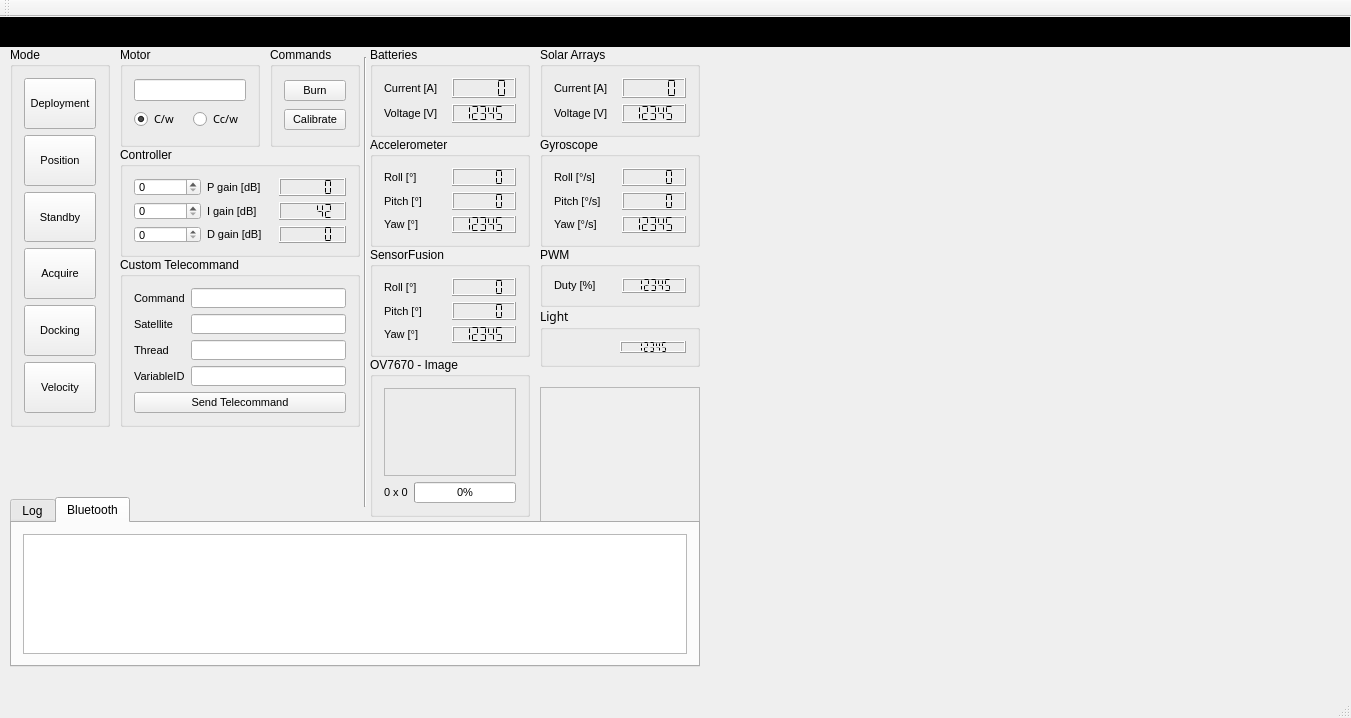
The window that groundstation.ui (Angele-/FloatSat_GroundStation) describes before a commit, drawn with Qt 5.
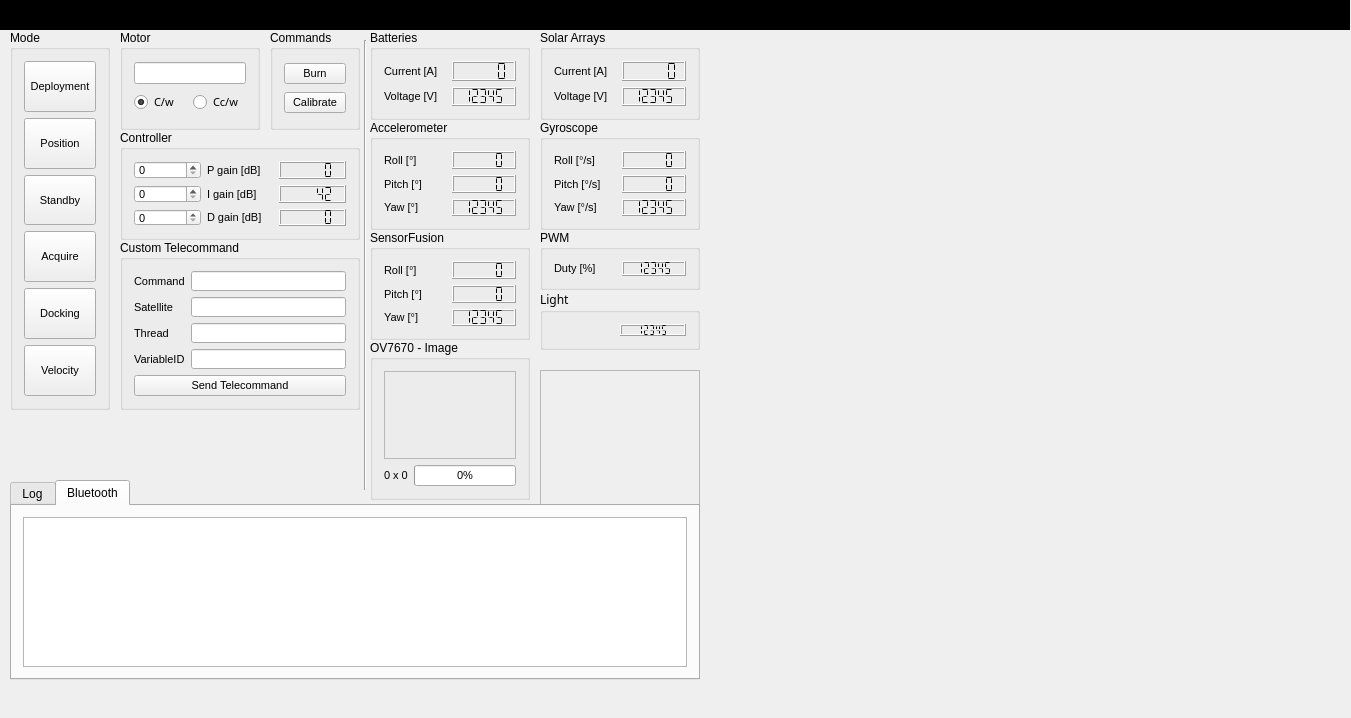
The same window after the commit. Custom widgets are drawn as their Qt base class.

Patch:
```diff
--- a/groundstation.ui
+++ b/groundstation.ui
@@ -574,7 +574,7 @@
       <x>10</x>
       <y>480</y>
       <width>690</width>
-      <height>170</height>
+      <height>200</height>
      </rect>
     </property>
     <property name="font">
@@ -1410,7 +1410,7 @@
       <x>710</x>
       <y>40</y>
       <width>630</width>
-      <height>610</height>
+      <height>640</height>
      </rect>
     </property>
     <layout class="QVBoxLayout" name="graphLayout1"/>
@@ -1429,25 +1429,6 @@
     </property>
    </widget>
   </widget>
-  <widget class="QMenuBar" name="menuBar">
-   <property name="geometry">
-    <rect>
-     <x>0</x>
-     <y>0</y>
-     <width>1351</width>
-     <height>26</height>
-    </rect>
-   </property>
-  </widget>
-  <widget class="QToolBar" name="mainToolBar">
-   <attribute name="toolBarArea">
-    <enum>TopToolBarArea</enum>
-   </attribute>
-   <attribute name="toolBarBreak">
-    <bool>false</bool>
-   </attribute>
-  </widget>
-  <widget class="QStatusBar" name="statusBar"/>
  </widget>
  <layoutdefault spacing="6" margin="11"/>
  <customwidgets>
```
